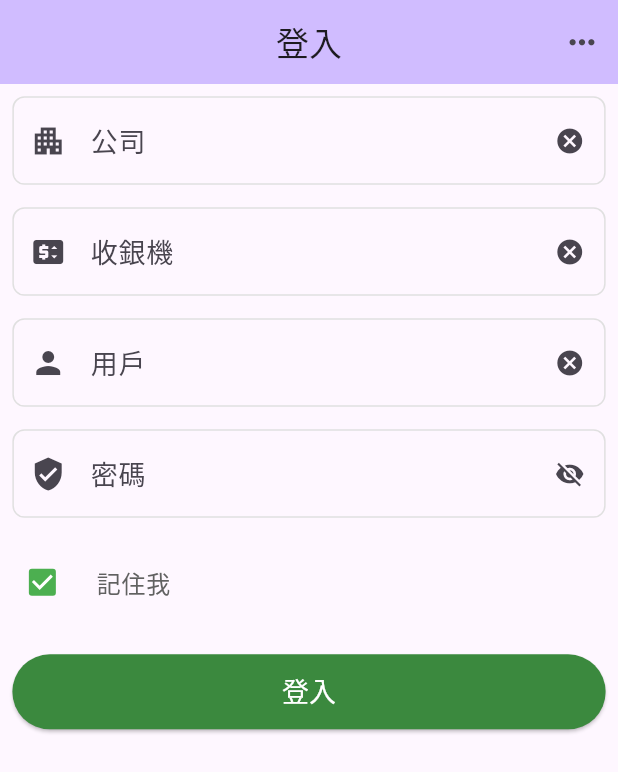
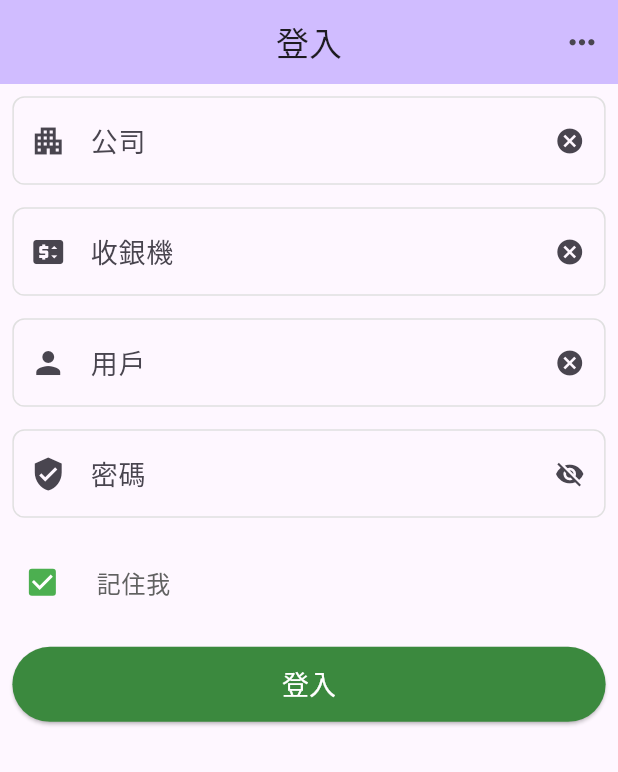
Before and after one commit to rosscarsen/Task, a Flutter app: the screen it shows after launch, on a phone screen of 412 x 824 dp. Shown: the top 772 px of the screen. Run offline on Flutter 3.47's test engine with Material 3 defaults, Android fonts, the phone set to English and light mode, and no system bars; our stand-ins replace device_info_plus, dio, flutter_easyloading, flutter_staggered_animations, get, get_storage and 2 more; missing offline and left inert: esc_pos_utils_plus, flutter_background_service, flutter_esc_pos_network, flutter_inappwebview, tray_manager, win32; accounts and stored records are empty.

Commit message:
优化登录视图间距和布局

```diff
--- a/lib/app/modules/login/views/login_view.dart
+++ b/lib/app/modules/login/views/login_view.dart
@@ -85,6 +85,7 @@ class LoginView extends GetView<LoginController> {
             child: SingleChildScrollView(
               child: AnimationLimiter(
                 child: Column(
+                  spacing: 15.0,
                   children: AnimationConfiguration.toStaggeredList(
                     duration: const Duration(milliseconds: 375),
                     childAnimationBuilder: (widget) => SlideAnimation(
@@ -98,7 +99,7 @@ class LoginView extends GetView<LoginController> {
                         inputController: LoginController.to.companyController,
                         lableText: LocaleKeys.company.tr,
                       ),
-                      const SizedBox(height: 15),
+
                       //收银机
                       TextInput(
                         prefixIcon: Icons.price_change,
@@ -106,7 +107,7 @@ class LoginView extends GetView<LoginController> {
                         lableText: LocaleKeys.station.tr,
                         keyboardType: TextInputType.number,
                       ),
-                      const SizedBox(height: 15),
+
                       //用戶
                       TextInput(
                         prefixIcon: Icons.person,
@@ -114,7 +115,7 @@ class LoginView extends GetView<LoginController> {
                         keyboardType: TextInputType.visiblePassword,
                         lableText: LocaleKeys.user.tr,
                       ),
-                      const SizedBox(height: 15),
+
                       //密碼
                       Obx(() {
                         return TextInput(
@@ -129,7 +130,6 @@ class LoginView extends GetView<LoginController> {
                         );
                       }),
 
-                      const SizedBox(height: 15),
                       Obx(() {
                         return CheckboxListTile(
                           controlAffinity: ListTileControlAffinity.leading,
@@ -145,8 +145,6 @@ class LoginView extends GetView<LoginController> {
                           }),
                         );
                       }),
-
-                      const SizedBox(height: 20),
 
                       SizedBox(
                         width: double.infinity,
```
